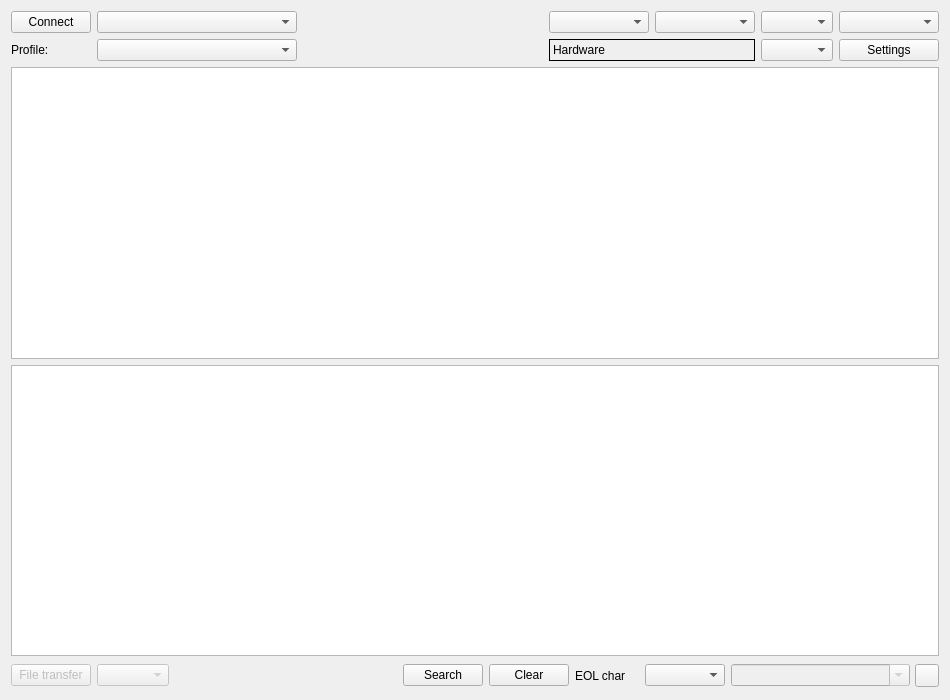
The window that mainwindow.ui (vvranjek/cutecom-ng) describes before a commit, drawn with Qt 5.
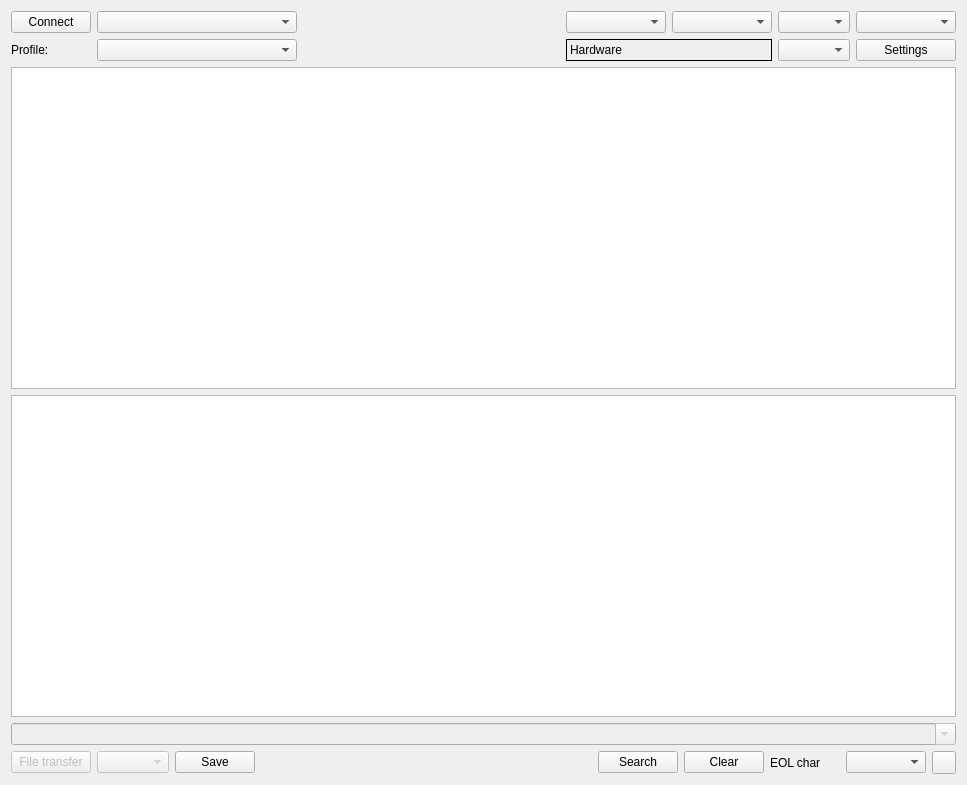
The same window after the commit. Icons and pictures are not drawn. Custom widgets are drawn as their Qt base class.

Commit message: History is now saved and loaded on startup

The edit to the form file:
```diff
--- a/mainwindow.ui
+++ b/mainwindow.ui
@@ -6,8 +6,8 @@
    <rect>
     <x>0</x>
     <y>0</y>
-    <width>950</width>
-    <height>700</height>
+    <width>967</width>
+    <height>785</height>
    </rect>
   </property>
   <property name="windowTitle">
@@ -17,10 +17,8 @@
    <set>QMainWindow::AllowTabbedDocks|QMainWindow::AnimatedDocks</set>
   </property>
   <widget class="QWidget" name="mainWidget">
-   <layout class="QGridLayout" name="gridLayout_2">
+   <layout class="QGridLayout" name="gridLayout_3">
     <item row="0" column="0">
-     <layout class="QVBoxLayout" name="verticalLayout">
-      <item>
        <layout class="QGridLayout" name="gridLayout">
         <item row="0" column="0">
          <widget class="QPushButton" name="connectButton">
@@ -202,7 +200,7 @@
         </item>
        </layout>
       </item>
-      <item>
+    <item row="1" column="0">
        <widget class="QPlainTextEdit" name="mainOutput">
         <property name="font">
          <font>
@@ -215,7 +213,7 @@
         </property>
        </widget>
       </item>
-      <item>
+    <item row="2" column="0">
        <widget class="QPlainTextEdit" name="bottomOutput">
         <property name="font">
          <font>
@@ -237,9 +235,37 @@
         </property>
        </widget>
       </item>
-      <item>
-       <layout class="QHBoxLayout" name="horizontalLayout">
-        <item>
+    <item row="3" column="0">
+     <layout class="QGridLayout" name="gridLayout_2">
+      <item row="0" column="0" colspan="10">
+       <widget class="HistoryComboBox" name="inputBox">
+        <property name="enabled">
+         <bool>false</bool>
+        </property>
+        <property name="sizePolicy">
+         <sizepolicy hsizetype="Expanding" vsizetype="Fixed">
+          <horstretch>0</horstretch>
+          <verstretch>0</verstretch>
+         </sizepolicy>
+        </property>
+        <property name="minimumSize">
+         <size>
+          <width>800</width>
+          <height>0</height>
+         </size>
+        </property>
+        <property name="editable">
+         <bool>true</bool>
+        </property>
+        <property name="sizeAdjustPolicy">
+         <enum>QComboBox::AdjustToContents</enum>
+        </property>
+        <property name="duplicatesEnabled">
+         <bool>false</bool>
+        </property>
+       </widget>
+      </item>
+      <item row="1" column="0">
          <widget class="QPushButton" name="fileTransferButton">
           <property name="enabled">
            <bool>false</bool>
@@ -249,7 +275,7 @@
           </property>
          </widget>
         </item>
-        <item>
+      <item row="1" column="1">
          <widget class="QComboBox" name="protocolCombo">
           <property name="enabled">
            <bool>false</bool>
@@ -262,7 +288,14 @@
           </property>
          </widget>
         </item>
-        <item>
+      <item row="1" column="2">
+       <widget class="QPushButton" name="pushButton">
+        <property name="text">
+         <string>Save</string>
+        </property>
+       </widget>
+      </item>
+      <item row="1" column="3">
          <spacer name="horizontalSpacer_5">
           <property name="orientation">
            <enum>Qt::Horizontal</enum>
@@ -278,7 +311,7 @@
           </property>
          </spacer>
         </item>
-        <item>
+      <item row="1" column="4">
          <widget class="QPushButton" name="searchButton">
           <property name="text">
            <string>Search</string>
@@ -288,14 +321,14 @@
           </property>
          </widget>
         </item>
-        <item>
+      <item row="1" column="5">
          <widget class="QPushButton" name="clearButton">
           <property name="text">
            <string>Clear</string>
           </property>
          </widget>
         </item>
-        <item>
+      <item row="1" column="6">
          <widget class="QLabel" name="label">
           <property name="sizePolicy">
            <sizepolicy hsizetype="Maximum" vsizetype="Preferred">
@@ -311,7 +344,7 @@
           </property>
          </widget>
         </item>
-        <item>
+      <item row="1" column="7">
          <spacer name="horizontalSpacer_3">
           <property name="orientation">
            <enum>Qt::Horizontal</enum>
@@ -327,7 +360,7 @@
           </property>
          </spacer>
         </item>
-        <item>
+      <item row="1" column="8">
          <widget class="QComboBox" name="eolCombo">
           <property name="sizePolicy">
            <sizepolicy hsizetype="Preferred" vsizetype="Fixed">
@@ -361,40 +394,7 @@
           </property>
          </widget>
         </item>
-        <item>
-         <layout class="QHBoxLayout" name="horizontalLayout_2">
-          <property name="spacing">
-           <number>5</number>
-          </property>
-          <property name="topMargin">
-           <number>2</number>
-          </property>
-          <property name="bottomMargin">
-           <number>2</number>
-          </property>
-          <item>
-           <widget class="HistoryComboBox" name="inputBox">
-            <property name="enabled">
-             <bool>false</bool>
-            </property>
-            <property name="sizePolicy">
-             <sizepolicy hsizetype="Expanding" vsizetype="Fixed">
-              <horstretch>0</horstretch>
-              <verstretch>0</verstretch>
-             </sizepolicy>
-            </property>
-            <property name="editable">
-             <bool>true</bool>
-            </property>
-            <property name="sizeAdjustPolicy">
-             <enum>QComboBox::AdjustToContents</enum>
-            </property>
-            <property name="duplicatesEnabled">
-             <bool>false</bool>
-            </property>
-           </widget>
-          </item>
-          <item>
+      <item row="1" column="9">
            <widget class="QToolButton" name="splitOutputBtn">
             <property name="text">
              <string/>
@@ -407,10 +407,6 @@
              <bool>true</bool>
             </property>
            </widget>
-          </item>
-         </layout>
-        </item>
-       </layout>
       </item>
      </layout>
     </item>
```
Lines whose indentation alone changed are shown as unchanged. The commit also changes 8 other files.
